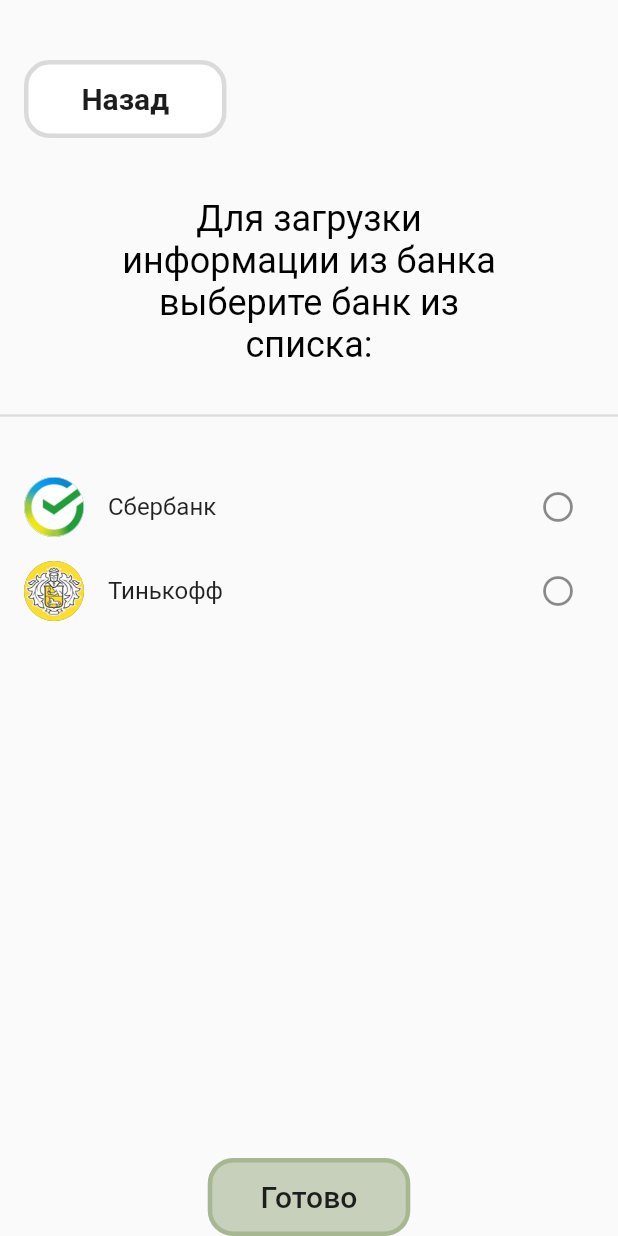
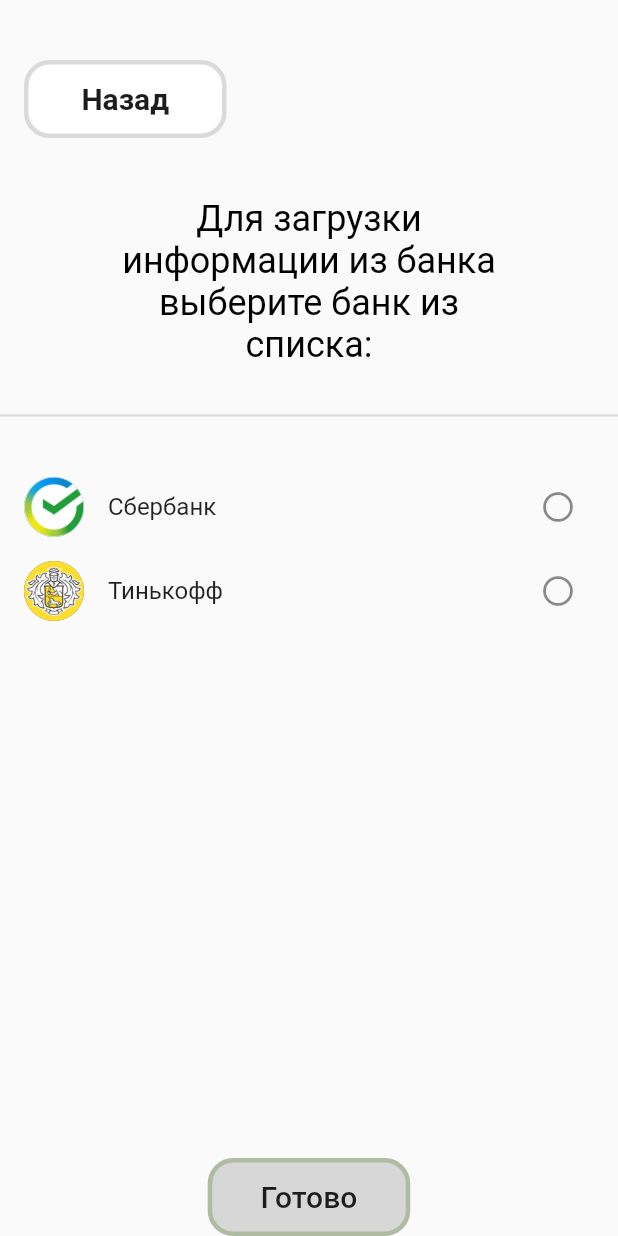
Before and after one commit to nvsces/finance-app, a Flutter app: the UploadFilePage screen opened by its route, on a phone screen of 412 x 824 dp. Run offline on Flutter 3.47's test engine with Material 2 defaults, Android fonts, the phone set to English and light mode, and no system bars; our stand-ins replace dio, file_picker, fl_chart, flutter_bloc, flutter_svg, freezed_annotation and 3 more; missing offline and left inert: flutter_pretty_dio_logger; accounts and stored records are empty; statements that could not run were skipped.

Commit message:
pls help

```diff
--- a/lib/domain/state/upload_file/upload_file_state.dart
+++ b/lib/domain/state/upload_file/upload_file_state.dart
@@ -26,3 +26,7 @@
 
   const factory UploadFileResult.failure() = FailureUploadFileState;
 }
+
+extension UploadFileStateExt on UploadFileState {
+  bool get isSelected => currentBank != -1;
+}
--- a/lib/ui/mobile/pages/upload_file_page.dart
+++ b/lib/ui/mobile/pages/upload_file_page.dart
@@ -41,9 +41,18 @@
               }),
         ),
         Expanded(
-          child: BlocBuilder<UploadFileBloc, UploadFileState>(
-              builder: (context, state) {
-            return Container(
+          child: BlocListener<UploadFileBloc, UploadFileState>(
+              listener: (context, state) {
+                if (state.result is FailureUploadFileState) {
+                  ScaffoldMessenger.of(context).showSnackBar(
+                      SnackBar(content: Text('Произошла ошибка')));
+                }
+                if (state.result is SuccessUploadFileState) {
+                  ScaffoldMessenger.of(context)
+                      .showSnackBar(SnackBar(content: Text('Все ок')));
+                }
+              },
+              child: Container(
                 child: Column(
                   crossAxisAlignment: CrossAxisAlignment.start,
                   mainAxisAlignment: MainAxisAlignment.spaceBetween,
@@ -75,26 +84,32 @@
                       ),
                     ),
                     Center(
-                    child: AppButton(
+                      child: BlocBuilder<UploadFileBloc, UploadFileState>(
+                        builder: (context, state) => AppButton(
                           child: AppText(
                             text: 'Готово',
                             size: 20,
                             weight: 4,
                           ),
                           func: () {
+                            if (!state.isSelected) {
+                              return;
+                            }
                             context
                                 .read<UploadFileBloc>()
                                 .add(UploadFileEvent.create());
                           },
-                      backgroundColor: AppColors.green,
+                          backgroundColor: state.isSelected
+                              ? AppColors.green
+                              : AppColors.grey,
                           borderColor: AppColors.greenBorder,
                           overlayColor: AppColors.greenBorder,
                         ),
                       ),
+                    ),
                   ],
                 ),
-            );
-          }),
+              )),
         ),
       ],
     );
@@ -117,9 +132,8 @@
                 image: items[index].image,
                 isSelected: index == state.currentBank,
                 onTap: () {
-                  context
-                      .read<UploadFileBloc>()
-                      .add(UploadFileEvent.select(index: index));
+                  context.read<UploadFileBloc>().add(UploadFileEvent.select(
+                      index: index == state.currentBank ? -1 : index));
                 });
           });
     });
```
Also changed, not shown: lib/domain/state/upload_file/upload_file_bloc.dart (+8 -3 lines). Lines whose indentation alone changed are shown as unchanged.
